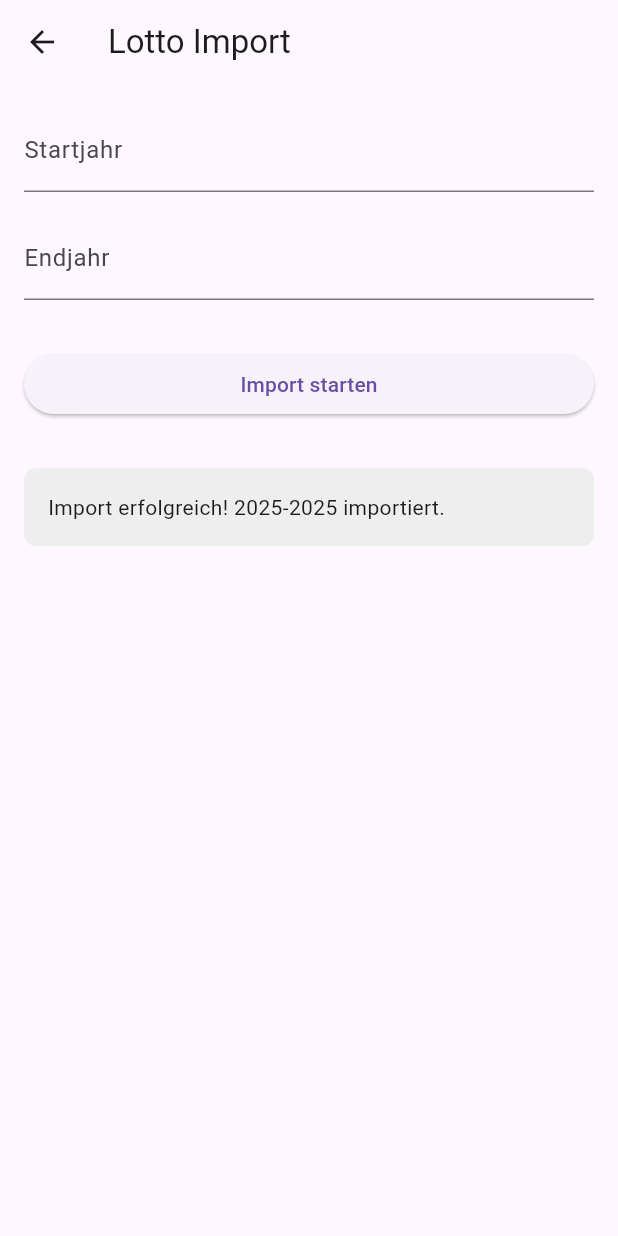
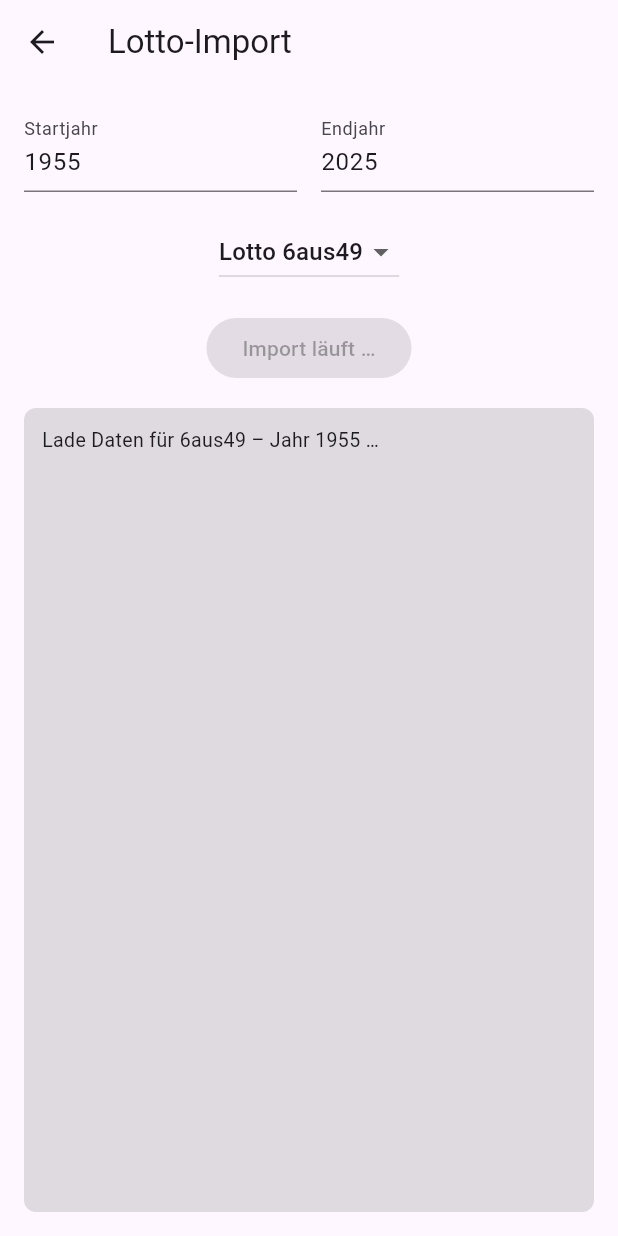
Before and after one commit to funatiker1968-hub/Lottogenerator_v4, a Flutter app: the LottoImportPage screen opened by its route, after a tap on "Import starten", on a phone screen of 412 x 824 dp. Run offline on Flutter 3.47's test engine with Material 3 defaults, Android fonts, the phone set to English and light mode, and no system bars; our stand-ins replace sqflite; accounts and stored records are empty; network calls fail.

Commit message:
Bereinigungen, Fixes, Vorbereitung für Codemagic-Build

```diff
--- a/lib/lotto_import_page.dart
+++ b/lib/lotto_import_page.dart
@@ -1,12 +1,5 @@
 import 'package:flutter/material.dart';
-import '../services/multi_lotto_importer.dart';
-
-// Entferne oder ersetze ImporterResult
-// class ImporterResult {
-//   final bool success;
-//   final String message;
-//   ImporterResult(this.success, this.message);
-// }
+import '../services/lotto_import_service.dart';
 
 class LottoImportPage extends StatefulWidget {
   const LottoImportPage({super.key});
@@ -16,102 +9,101 @@ class LottoImportPage extends StatefulWidget {
 }
 
 class _LottoImportPageState extends State<LottoImportPage> {
-  final MultiLottoImporter _importer = MultiLottoImporter();
-  bool _isImporting = false;
-  String _status = '';
+  final _importService = LottoImportService();
+  final _start = TextEditingController(text: "1955");
+  final _ende = TextEditingController(text: "${DateTime.now().year}");
+  String _spieltyp = "6aus49";
 
-  final TextEditingController _startYearController = TextEditingController();
-  final TextEditingController _endYearController = TextEditingController();
+  bool _busy = false;
+  final List<String> _log = [];
 
-  Future<void> _importRange() async {
-    final start = int.tryParse(_startYearController.text) ?? DateTime.now().year;
-    final end = int.tryParse(_endYearController.text) ?? DateTime.now().year;
+  void _append(String msg) {
+    setState(() => _log.add(msg));
+  }
+
+  Future<void> _startImport() async {
+    final s = int.tryParse(_start.text) ?? 1955;
+    final e = int.tryParse(_ende.text) ?? DateTime.now().year;
 
     setState(() {
-      _isImporting = true;
-      _status = 'Importiere Daten von $start bis $end...';
+      _busy = true;
+      _log.clear();
     });
 
-    try {
-      // Verwende die korrekte Methode aus MultiLottoImporter
-      await _importer.importiereJahresBereich(start, end); // Ändere den Methodennamen hier
+    await _importService.importBereich(
+      start: s,
+      ende: e,
+      spieltyp: _spieltyp,
+      status: _append,
+    );
 
-      setState(() {
-        _status = 'Import erfolgreich! $start-$end importiert.';
-      });
-    } catch (e) {
-      setState(() {
-        _status = 'Fehler beim Import: $e';
-      });
-    } finally {
-      setState(() {
-        _isImporting = false;
-      });
-    }
+    setState(() => _busy = false);
   }
 
   @override
   Widget build(BuildContext context) {
     return Scaffold(
-      appBar: AppBar(
-        title: const Text('Lotto Import'),
-      ),
+      appBar: AppBar(title: const Text("Lotto-Import")),
       body: Padding(
-        padding: const EdgeInsets.all(16.0),
+        padding: const EdgeInsets.all(16),
         child: Column(
-          crossAxisAlignment: CrossAxisAlignment.stretch,
           children: [
-            TextField(
-              controller: _startYearController,
-              decoration: const InputDecoration(
-                labelText: 'Startjahr',
-                hintText: 'z.B. 2020',
+            Row(children: [
+              Expanded(
+                child: TextField(
+                  controller: _start,
+                  decoration: const InputDecoration(labelText: "Startjahr"),
+                  keyboardType: TextInputType.number,
+                ),
               ),
-              keyboardType: TextInputType.number,
+              const SizedBox(width: 16),
+              Expanded(
+                child: TextField(
+                  controller: _ende,
+                  decoration: const InputDecoration(labelText: "Endjahr"),
+                  keyboardType: TextInputType.number,
+                ),
+              ),
+            ]),
+            const SizedBox(height: 16),
+
+            DropdownButton<String>(
+              value: _spieltyp,
+              items: const [
+                DropdownMenuItem(value: "6aus49", child: Text("Lotto 6aus49")),
+                DropdownMenuItem(value: "Eurojackpot", child: Text("Eurojackpot")),
+              ],
+              onChanged: (v) => setState(() => _spieltyp = v!),
             ),
+
             const SizedBox(height: 16),
-            TextField(
-              controller: _endYearController,
-              decoration: const InputDecoration(
-                labelText: 'Endjahr',
-                hintText: 'z.B. 2024',
-              ),
-              keyboardType: TextInputType.number,
+
+            ElevatedButton(
+              onPressed: _busy ? null : _startImport,
+              child: _busy
+                  ? const Text("Import läuft …")
+                  : const Text("Import starten"),
             ),
-            const SizedBox(height: 32),
-            ElevatedButton(
-              onPressed: _isImporting ? null : _importRange,
-              child: _isImporting
-                  ? const Row(
-                      mainAxisAlignment: MainAxisAlignment.center,
-                      children: [
-                        CircularProgressIndicator(),
-                        SizedBox(width: 8),
-                        Text('Importiere...'),
-                      ],
-                    )
-                  : const Text('Import starten'),
-            ),
-            const SizedBox(height: 32),
-            if (_status.isNotEmpty)
-              Container(
-                padding: const EdgeInsets.all(16),
+
+            const SizedBox(height: 16),
+
+            Expanded(
+              child: Container(
+                padding: const EdgeInsets.all(12),
                 decoration: BoxDecoration(
-                  color: Colors.grey[200],
+                  color: Colors.black12,
                   borderRadius: BorderRadius.circular(8),
                 ),
-                child: Text(_status),
+                child: ListView(
+                  children: _log
+                      .map((e) => Text(e, style: const TextStyle(fontSize: 13)))
+                      .toList(),
+                ),
               ),
+            ),
           ],
         ),
       ),
     );
   }
-
-  @override
-  void dispose() {
-    _startYearController.dispose();
-    _endYearController.dispose();
-    super.dispose();
-  }
 }
--- /dev/null
+++ b/lib/services/lotto_import_service.dart
@@ -0,0 +1,63 @@
+import '../services/lottozahlenonline_scraper.dart';
+import '../services/lotto_database_erweitert.dart';
+import '../models/lotto_data.dart';
+
+class LottoImportService {
+  /// Importiert echte Ziehungen eines Jahres
+  /// Fortschritt wird durch callback ausgegeben
+  Future<void> importJahr({
+    required int jahr,
+    required String spieltyp,
+    required void Function(String msg) status,
+  }) async {
+    status("Lade Daten für $spieltyp – Jahr $jahr …");
+
+    final scraper = LottozahlenOnlineScraper(spieltyp);
+
+    final ziehungen = await scraper.ladeJahr(jahr);
+    if (ziehungen == null || ziehungen.isEmpty) {
+      status("⚠️ Keine Daten gefunden für $jahr ($spieltyp)");
+      return;
+    }
+
+    int neu = 0;
+    int doppelt = 0;
+
+    for (final z in ziehungen) {
+      final existiert = await ErweiterteLottoDatenbank.pruefeObSchonVorhanden(
+        spieltyp,
+        z.datum,
+      );
+
+      if (existiert) {
+        doppelt++;
+      } else {
+        await ErweiterteLottoDatenbank.fuegeZiehungWennNeu(z);
+        neu++;
+      }
+
+      status("Verarbeite ${z.datum} – neu: $neu | doppelt: $doppelt");
+    }
+
+    status("✔️ Jahr $jahr abgeschlossen: neu=$neu | doppelt=$doppelt");
+  }
+
+  /// Importiert alle Jahre von Start–Ende
+  Future<void> importBereich({
+    required int start,
+    required int ende,
+    required String spieltyp,
+    required void Function(String msg) status,
+  }) async {
+    if (ende < start) {
+      status("Fehler: Endjahr < Startjahr");
+      return;
+    }
+
+    for (int jahr = start; jahr <= ende; jahr++) {
+      await importJahr(jahr: jahr, spieltyp: spieltyp, status: status);
+    }
+
+    status("🎉 Importvorgang abgeschlossen!");
+  }
+}
--- a/lib/services/lottozahlenonline_scraper.dart
+++ b/lib/services/lottozahlenonline_scraper.dart
@@ -1,49 +1,83 @@
 import 'package:http/http.dart' as http;
-import 'package:html/parser.dart' as parser;
-
+import 'package:html/parser.dart' show parse;
 import '../models/lotto_data.dart';
-import 'lotto_import_safe.dart';
 
 class LottozahlenOnlineScraper {
-  final LottoImportSafe importer;
+  final String spieltyp;
 
-  LottozahlenOnlineScraper(this.importer);
+  LottozahlenOnlineScraper(this.spieltyp);
 
-  Future<void> ladeJahr(int jahr) async {
-    final url =
-        "https://www.lottozahlenonline.de/statistik/beide-spieltage/lottozahlen-archiv.php?j=$jahr";
+  /// Lädt alle Ziehungen eines Jahres über lotto.de
+  Future<List<LottoZiehung>> ladeJahr(int jahr) async {
+    final List<LottoZiehung> result = [];
 
-    final r = await http.get(Uri.parse(url));
-    if (r.statusCode != 200) return;
+    final url = _buildUrl(jahr);
+    final resp = await http.get(Uri.parse(url));
 
-    final doc = parser.parse(r.body);
-    final rows = doc.querySelectorAll("table.archiv tbody tr");
+    if (resp.statusCode != 200) {
+      print("Fehler beim Laden: ${resp.statusCode}");
+      return result;
+    }
 
-    final liste = <LottoZiehung>[];
+    final document = parse(resp.body);
+    final rows = document.querySelectorAll("table tbody tr");
 
-    for (final row in rows) {
-      final cols = row.querySelectorAll("td");
-      if (cols.length < 2) continue;
+    for (final r in rows) {
+      final cols = r.querySelectorAll("td");
+      if (cols.length < 3) continue;
 
-      final rawDate = cols[0].text.trim();
-      final zahlenString = cols[1].text.trim();
+      final datumText = cols[0].text.trim();
+      final zahlenText = cols[1].text.trim();
 
-      final zahlen = zahlenString
-          .split(" ")
-          .where((x) => x.isNotEmpty)
-          .map((e) => int.tryParse(e) ?? 0)
-          .toList();
+      final date = _parseDatum(datumText);
+      final zahlen = _parseZahlen(zahlenText);
 
-      if (zahlen.length < 7) continue;
-
-      liste.add(LottoZiehung(
-        datum: LottoZiehung.parseDatum(rawDate),
+      if (date != null && zahlen.isNotEmpty) {
+        result.add(LottoZiehung(
+          datum: date,
+          spieltyp: spieltyp,
           zahlen: zahlen,
-        superzahl: zahlen.last,
-        spieltyp: "6aus49", // später automatisieren
+          superzahl: zahlen.length > 6 ? zahlen.last : 0,
         ));
       }
+    }
 
-    await importer.fuegeZiehungenEin(liste);
+    return result;
+  }
+
+  /// URL je nach Spieltyp
+  String _buildUrl(int jahr) {
+    if (spieltyp == "6aus49") {
+      return "https://www.lotto.de/lotto-6aus49/archiv-${jahr}";
+    } else if (spieltyp == "Eurojackpot") {
+      return "https://www.lotto.de/eurojackpot/archiv-${jahr}";
+    }
+    throw Exception("Unbekannter Spieltyp: $spieltyp");
+  }
+
+  /// Datum im Format 01.02.2023 → DateTime
+  DateTime? _parseDatum(String input) {
+    try {
+      final parts = input.split('.');
+      if (parts.length != 3) return null;
+
+      final tag = int.parse(parts[0]);
+      final mon = int.parse(parts[1]);
+      final jahr = int.parse(parts[2]);
+
+      return DateTime(jahr, mon, tag);
+    } catch (_) {
+      return null;
     }
   }
+
+  /// Zahlenliste „1 2 3 4 5 6 (SZ 7)“
+  List<int> _parseZahlen(String input) {
+    final cleaned = input.replaceAll(RegExp(r'[^0-9 ]'), '');
+    return cleaned
+        .split(' ')
+        .where((e) => e.trim().isNotEmpty)
+        .map(int.parse)
+        .toList();
+  }
+}
--- a/lib/services/multi_lotto_importer.dart
+++ b/lib/services/multi_lotto_importer.dart
@@ -2,21 +2,22 @@ import '../services/lotto_database_erweitert.dart' as erweiterteDB;
 import '../models/lotto_data.dart';
 
 class MultiLottoImporter {
-  Future<void> importiereJahresBereich(int startJahr, int endJahr) async {
-    // Implementiere hier den Import-Logik
-    // Beispiel:
+  /// Import mit Fortschritt-Callback
+  Future<void> importiereJahresBereich(
+    int startJahr,
+    int endJahr,
+    void Function(String status) onProgress,
+  ) async {
     for (int jahr = startJahr; jahr <= endJahr; jahr++) {
-      // Import-Logik für jedes Jahr
-      print('Importiere Jahr: $jahr');
-      await Future.delayed(const Duration(milliseconds: 100));
+      onProgress("Importiere Jahr $jahr ...");
+
+      // Hier später echte Import-Logik einsetzen
+      await Future.delayed(const Duration(milliseconds: 400));
+
+      // Platzhalter für echte Datenbank-Schritte:
+      // await erweiterteDB.ErweiterteLottoDatenbank.fuegeZiehungHinzu(...);
     }
-  }
 
-  // Statt EinfacheLottoDatenbank, verwende erweiterteDB
-  Future<List<LottoZiehung>> _holeDatenAusDatenbank(String spieltyp, int limit) async {
-    return await erweiterteDB.ErweiterteLottoDatenbank.holeLetzteZiehungen(
-      spieltyp: spieltyp,
-      limit: limit,
-    );
+    onProgress("Import abgeschlossen.");
   }
 }
--- a/lib/widgets/historie_button.dart
+++ b/lib/widgets/historie_button.dart
@@ -7,11 +7,9 @@ class HistorieButton extends StatelessWidget {
   Widget build(BuildContext context) {
     return IconButton(
       icon: const Icon(Icons.history),
-      tooltip: 'Historie ansehen',
+      tooltip: 'Historie',
       onPressed: () {
-        ScaffoldMessenger.of(context).showSnackBar(
-          const SnackBar(content: Text('Historie-Funktion kommt später.')),
-        );
+        Navigator.of(context).pushNamed('/historie');
       },
     );
   }
--- a/lib/widgets/statistik_button.dart
+++ b/lib/widgets/statistik_button.dart
@@ -7,11 +7,9 @@ class StatistikButton extends StatelessWidget {
   Widget build(BuildContext context) {
     return IconButton(
       icon: const Icon(Icons.bar_chart),
-      tooltip: 'Statistik ansehen',
+      tooltip: 'Statistik',
       onPressed: () {
-        ScaffoldMessenger.of(context).showSnackBar(
-          const SnackBar(content: Text('Statistik-Funktion kommt später.')),
-        );
+        Navigator.of(context).pushNamed('/statistik');
       },
     );
   }
--- a/pubspec.yaml
+++ b/pubspec.yaml
@@ -10,15 +10,14 @@ dependencies:
     sdk: flutter
   http: ^1.6.0
   html: ^0.15.0
-  sqflite: ^2.2.0
+  sqflite: ^2.3.0
   path: ^1.8.0
-  audioplayers: ^6.0.0
   cupertino_icons: ^1.0.0
 
 dev_dependencies:
   flutter_test:
     sdk: flutter
-  flutter_lints: ^5.0.0
+  flutter_lints: ^3.0.0
 
 flutter:
   uses-material-design: true
```
Also changed, not shown: lib/screens/home_screen.dart (+57 -35 lines), lib/screens/import_screen.dart (+2 -9 lines), lib/services/auto_import_service.dart (added, +26 -0 lines), lib/services/lotto_database_erweitert.dart (+72 -78 lines), lib/services/lotto_import_safe.dart (+8 -2 lines), pubspec.lock, 6 other files. Lines whose indentation alone changed are shown as unchanged.
